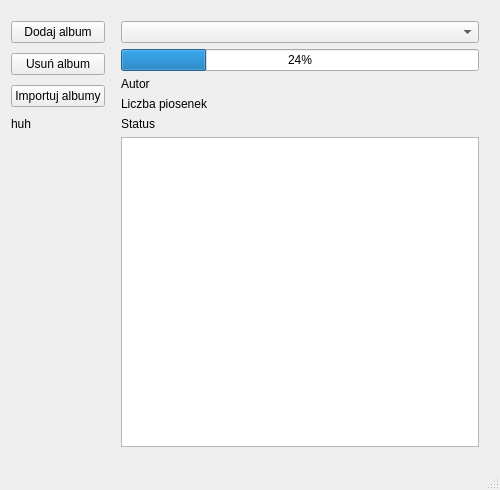
The window that musicapp.ui (suwka/musicapp) describes before a commit, drawn with Qt 5.
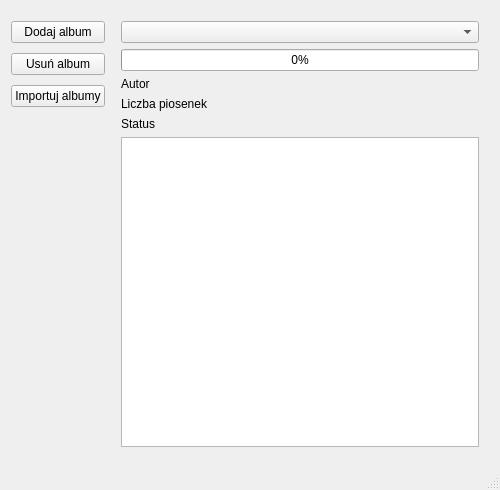
The same window after the commit.

Commit message: Added class Song, changed ui a little bit

The edit to the form file:
```diff
--- a/musicapp.ui
+++ b/musicapp.ui
@@ -61,13 +61,6 @@
           </property>
          </widget>
         </item>
-        <item>
-         <widget class="QLabel" name="testLabel">
-          <property name="text">
-           <string>huh</string>
-          </property>
-         </widget>
-        </item>
         <item>
          <spacer name="verticalSpacer">
           <property name="orientation">
@@ -106,7 +99,7 @@
         <item>
          <widget class="QProgressBar" name="albumProgressBar">
           <property name="value">
-           <number>24</number>
+           <number>0</number>
           </property>
          </widget>
         </item>
```
Left out of the diff: 3 changed lines with no effect on the pictures. The commit also changes 9 other files.
